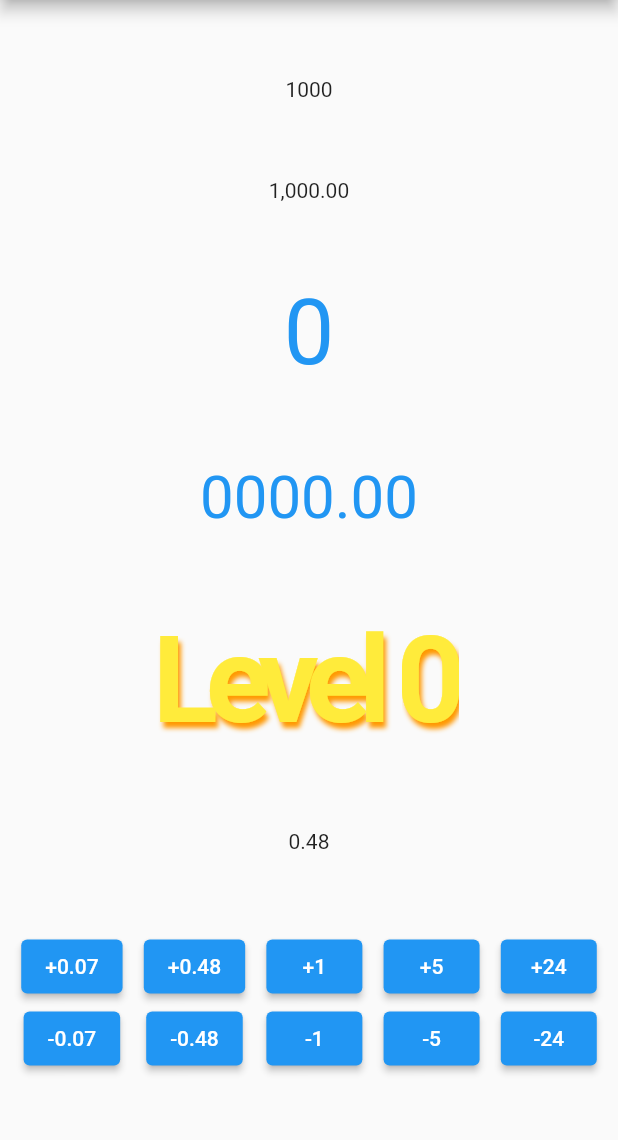
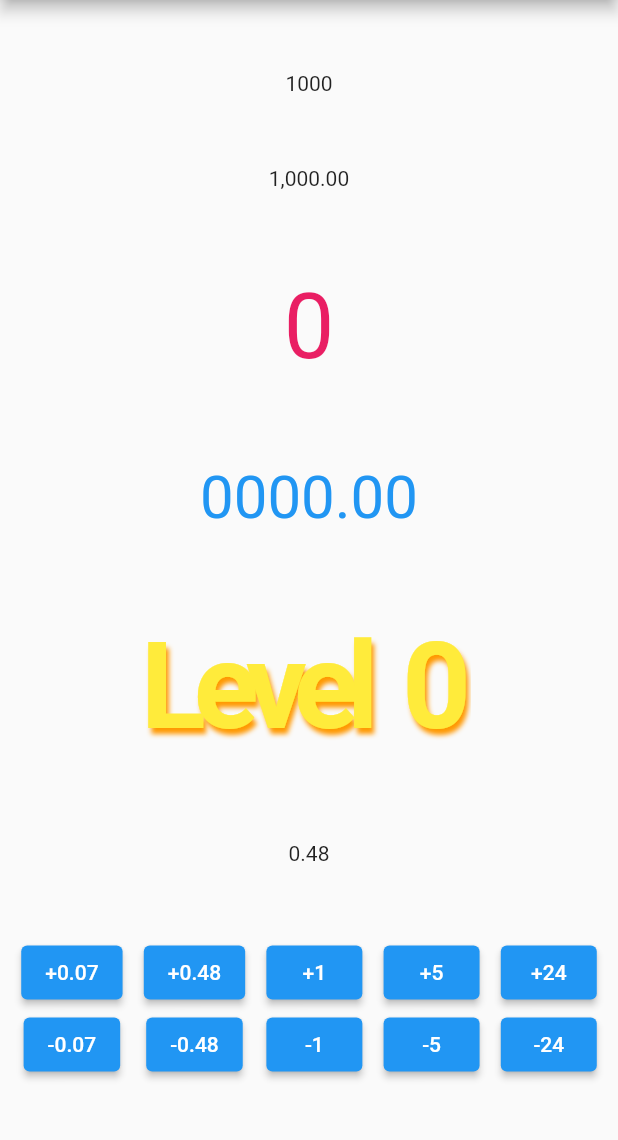
Before and after one commit to h65wang/flutter-animated-counter, a Flutter app: the screen it shows after launch, on a phone screen of 412 x 824 dp, the part 84-1224 px from its top. Run offline on Flutter 3.47's test engine with Material 2 defaults, Android fonts, the phone set to English and light mode, and no system bars.

Commit message:
0.2.5: Add `padding` parameter to control spacing around each digit

```diff
--- a/example/lib/main.dart
+++ b/example/lib/main.dart
@@ -43,9 +43,10 @@ class _MyHomePageState extends State<MyHomePage> {
             ),
             AnimatedFlipCounter(
               value: _value,
-              duration: Duration(seconds: 1),
+              duration: Duration(seconds: 2),
+              padding: EdgeInsets.symmetric(vertical: 8),
               curve: Curves.elasticOut,
-              textStyle: TextStyle(fontSize: 60, color: Colors.blue),
+              textStyle: TextStyle(fontSize: 60, color: Colors.pink),
             ),
             AnimatedFlipCounter(
               value: _value,
@@ -58,6 +59,7 @@ class _MyHomePageState extends State<MyHomePage> {
             AnimatedFlipCounter(
               value: _value,
               prefix: "Level ",
+              padding: EdgeInsets.all(8),
               textStyle: TextStyle(
                 fontSize: 80,
                 fontWeight: FontWeight.bold,
--- a/lib/animated_flip_counter.dart
+++ b/lib/animated_flip_counter.dart
@@ -1,5 +1,6 @@
+import 'dart:math' as math;
+
 import 'package:flutter/widgets.dart';
-import 'dart:math' as math;
 
 class AnimatedFlipCounter extends StatelessWidget {
   /// The value of this counter.
@@ -56,12 +57,8 @@ class AnimatedFlipCounter extends StatelessWidget {
   /// set the value to `MainAxisAlignment.start`.
   final MainAxisAlignment mainAxisAlignment;
 
-  /// Adds vertical space above and below the digits that allows you to
-  /// align the animation to a parent container's size to make the transition
-  /// look seamless.
-  ///
-  /// Default value is `0`, which does not change the default behaviour.
-  final double verticalSpace;
+  /// The padding around each of the digits, defaults to 0.
+  final EdgeInsets padding;
 
   const AnimatedFlipCounter({
     Key? key,
@@ -76,7 +73,7 @@ class AnimatedFlipCounter extends StatelessWidget {
     this.thousandSeparator,
     this.decimalSeparator = '.',
     this.mainAxisAlignment = MainAxisAlignment.center,
-    this.verticalSpace = 0,
+    this.padding = EdgeInsets.zero,
   })  : assert(fractionDigits >= 0, "fractionDigits must be non-negative"),
         assert(wholeDigits >= 0, "wholeDigits must be non-negative"),
         super(key: key);
@@ -122,7 +119,7 @@ class AnimatedFlipCounter extends StatelessWidget {
         curve: curve,
         size: prototypeDigit.size,
         color: color,
-        verticalSpace: verticalSpace,
+        padding: padding,
       );
       integerWidgets.add(digit);
     }
@@ -168,7 +165,7 @@ class AnimatedFlipCounter extends StatelessWidget {
               curve: curve,
               size: prototypeDigit.size,
               color: color,
-              verticalSpace: verticalSpace,
+              padding: padding,
             ),
           if (suffix != null) Text(suffix!),
         ],
@@ -183,7 +180,7 @@ class _SingleDigitFlipCounter extends StatelessWidget {
   final Curve curve;
   final Size size;
   final Color color;
-  final double verticalSpace;
+  final EdgeInsets padding;
 
   const _SingleDigitFlipCounter({
     Key? key,
@@ -192,7 +189,7 @@ class _SingleDigitFlipCounter extends StatelessWidget {
     required this.curve,
     required this.size,
     required this.color,
-    this.verticalSpace = 0,
+    required this.padding,
   }) : super(key: key);
 
   @override
@@ -204,8 +201,8 @@ class _SingleDigitFlipCounter extends StatelessWidget {
       builder: (_, double value, __) {
         final whole = value ~/ 1;
         final decimal = value - whole;
-        final w = size.width;
-        final h = size.height + verticalSpace;
+        final w = size.width + padding.horizontal;
+        final h = size.height + padding.vertical;
 
         return SizedBox(
           width: w,
@@ -245,7 +242,7 @@ class _SingleDigitFlipCounter extends StatelessWidget {
         style: TextStyle(color: color.withOpacity(opacity.clamp(0, 1))),
       );
     } else {
-      // Otherwise, we have to use the `Opacity` widget.
+      // Otherwise, we have to use the `Opacity` widget (less performant).
       child = Opacity(
         opacity: opacity.clamp(0, 1),
         child: Text(
@@ -257,7 +254,7 @@ class _SingleDigitFlipCounter extends StatelessWidget {
     return Positioned(
       left: 0,
       right: 0,
-      bottom: offset + verticalSpace / 2,
+      bottom: offset + padding.bottom,
       child: child,
     );
   }
--- a/pubspec.yaml
+++ b/pubspec.yaml
@@ -1,6 +1,6 @@
 name: animated_flip_counter
 description: An implicit animation widget that flips from one number to another, with support for customize styles, decimals and negative values.
-version: 0.2.4
+version: 0.2.5
 homepage: https://github.com/h65wang/flutter-animated-counter
 
 environment:
```
Also changed, not shown: 1 other file.
